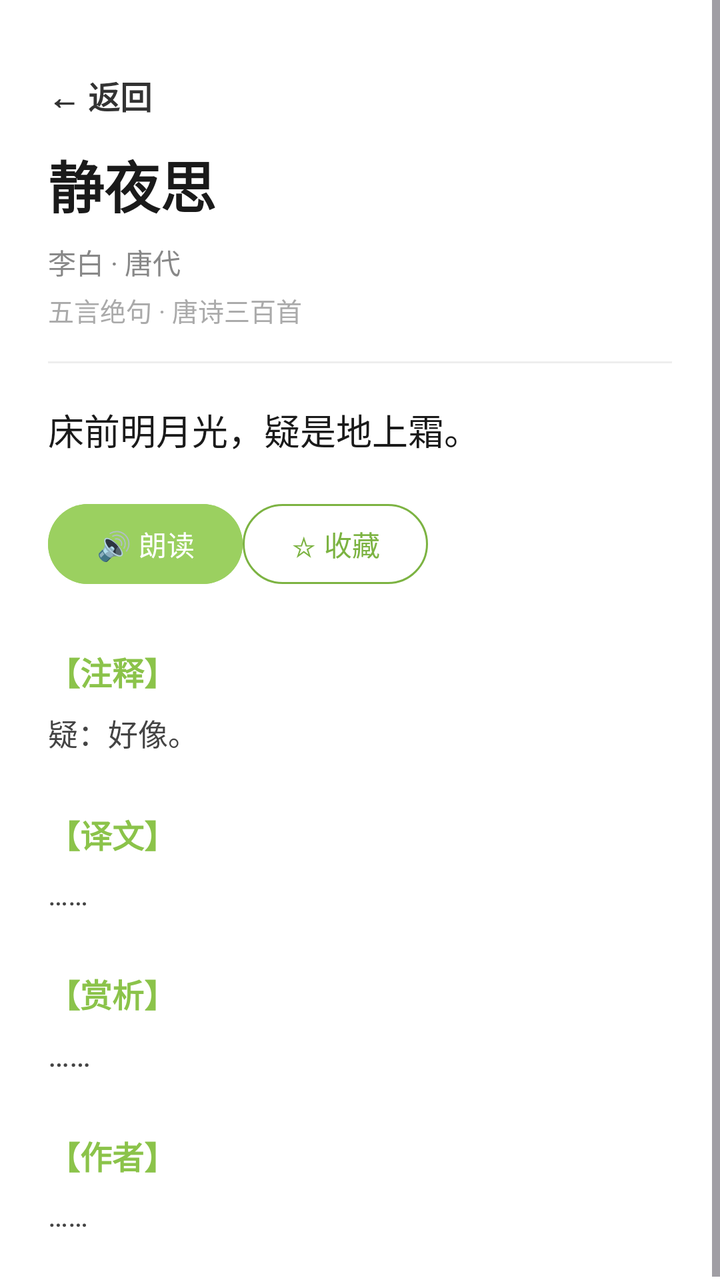
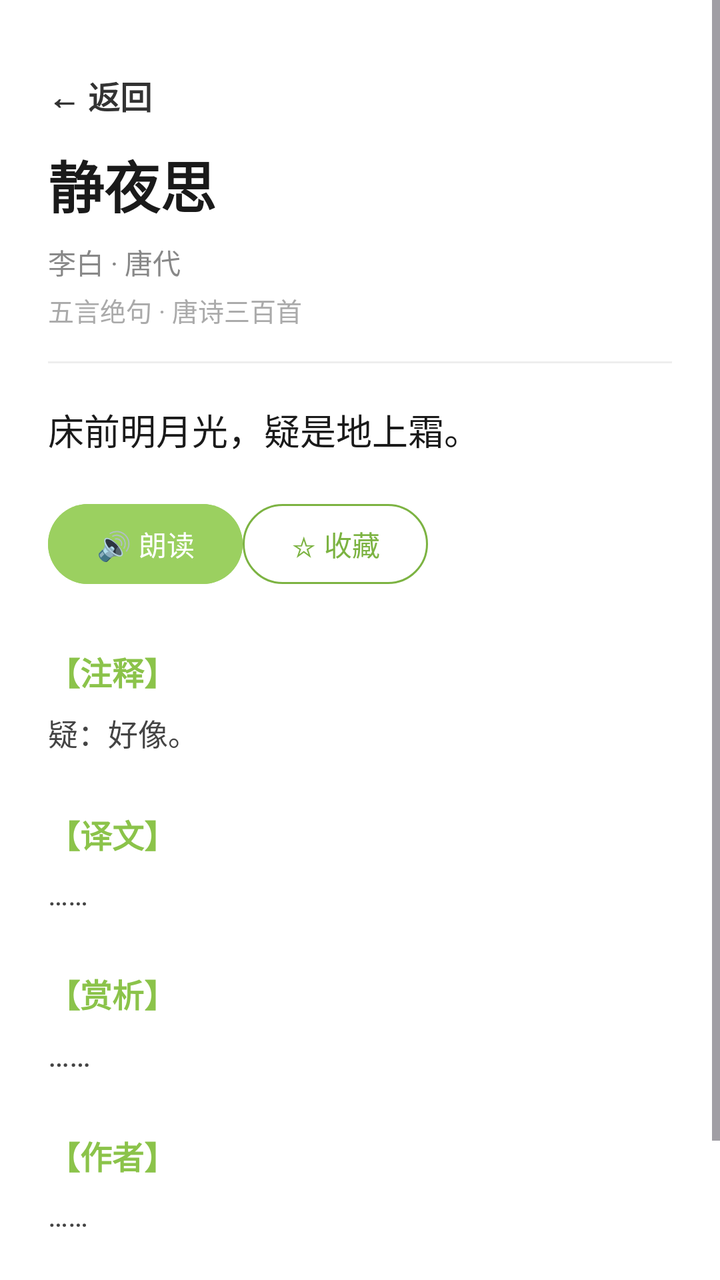

Two renders of the same Android screen: before a commit and after it. Below are the layout's source before the change and the commit's diff.
<!-- AndroidManifest.xml: application theme Theme.PoemApp -->
<!-- res/layout/details.xml -->
<?xml version="1.0" encoding="utf-8"?>
<ScrollView xmlns:android="http://schemas.android.com/apk/res/android"
    xmlns:app="http://schemas.android.com/apk/res-auto"
    android:layout_width="match_parent"
    android:layout_height="match_parent"
    android:background="#FFFFFF">

    <LinearLayout
        android:layout_width="match_parent"
        android:layout_height="wrap_content"
        android:orientation="vertical"
        android:padding="24dp"
        android:paddingBottom="48dp" >

        <TextView
            android:id="@+id/btnBack"
            android:layout_width="wrap_content"
            android:layout_height="wrap_content"
            android:paddingTop="12dp"
            android:paddingBottom="12dp"
            android:text="← 返回"
            android:textSize="16sp"
            android:textColor="#333333"
            android:textStyle="bold"/>

        
        <TextView
            android:id="@+id/tvDetailTitle"
            android:layout_width="match_parent"
            android:layout_height="wrap_content"
            android:text="静夜思"
            android:textSize="28sp"
            android:textStyle="bold"
            android:textColor="#1A1A1A" />

        
        <TextView
            android:id="@+id/tvDetailAuthor"
            android:layout_width="match_parent"
            android:layout_height="wrap_content"
            android:layout_marginTop="8dp"
            android:text="李白 · 唐代"
            android:textSize="14sp"
            android:textColor="#888888" />

        
        <TextView
            android:id="@+id/tvDetailMeta"
            android:layout_width="match_parent"
            android:layout_height="wrap_content"
            android:layout_marginTop="4dp"
            android:text="五言绝句 · 唐诗三百首"
            android:textSize="13sp"
            android:textColor="#AAAAAA" />

        <View
            android:layout_width="match_parent"
            android:layout_height="1dp"
            android:layout_marginTop="16dp"
            android:background="#EEEEEE" />

        
        <TextView
            android:id="@+id/tvDetailContent"
            android:layout_width="match_parent"
            android:layout_height="wrap_content"
            android:layout_marginTop="20dp"
            android:text="床前明月光，疑是地上霜。"
            android:textSize="18sp"
            android:textColor="#1A1A1A"
            android:lineSpacingExtra="10dp" />

        <LinearLayout
            android:layout_width="wrap_content"
            android:layout_height="wrap_content"
            android:orientation="horizontal"
            android:layout_marginTop="20dp"
            android:layout_marginEnd="20dp" >

            <Button
                android:id="@+id/btnSpeak"
                android:layout_width="wrap_content"
                android:layout_height="wrap_content"
                android:text="🔊 朗读"
                android:textSize="14sp"
                android:backgroundTint="#9BD060"/>

            <Button
                android:id="@+id/btnFavorite"
                android:layout_width="wrap_content"
                android:layout_height="wrap_content"
                android:text="☆ 收藏"
                android:textSize="14sp"
                android:textColor="#7CB342"
                android:backgroundTint="#FFFFFF"
                app:strokeColor="#7CB342"
                app:strokeWidth="1dp" />

        </LinearLayout>




        
        <TextView
            android:layout_width="match_parent"
            android:layout_height="wrap_content"
            android:layout_marginTop="28dp"
            android:text="【注释】"
            android:textSize="16sp"
            android:textStyle="bold"
            android:textColor="#8BC34A" />

        <TextView
            android:id="@+id/tvDetailNotes"
            android:layout_width="match_parent"
            android:layout_height="wrap_content"
            android:layout_marginTop="8dp"
            android:text="疑：好像。"
            android:textSize="15sp"
            android:textColor="#444444"
            android:lineSpacingExtra="6dp" />

        
        <TextView
            android:layout_width="match_parent"
            android:layout_height="wrap_content"
            android:layout_marginTop="28dp"
            android:text="【译文】"
            android:textSize="16sp"
            android:textStyle="bold"
            android:textColor="#8BC34A" />

        <TextView
            android:id="@+id/tvDetailTranslate"
            android:layout_width="match_parent"
            android:layout_height="wrap_content"
            android:layout_marginTop="8dp"
            android:text="……"
            android:textSize="15sp"
            android:textColor="#444444"
            android:lineSpacingExtra="6dp" />

        
        <TextView
            android:layout_width="match_parent"
            android:layout_height="wrap_content"
            android:layout_marginTop="28dp"
            android:text="【赏析】"
            android:textSize="16sp"
            android:textStyle="bold"
            android:textColor="#8BC34A" />

        <TextView
            android:id="@+id/tvDetailAppreciation"
            android:layout_width="match_parent"
            android:layout_height="wrap_content"
            android:layout_marginTop="8dp"
            android:text="……"
            android:textSize="16sp"
            android:textColor="#444444"
            android:lineSpacingExtra="10dp" />

        
        <TextView
            android:layout_width="match_parent"
            android:layout_height="wrap_content"
            android:layout_marginTop="28dp"
            android:text="【作者】"
            android:textSize="16sp"
            android:textStyle="bold"
            android:textColor="#8BC34A" />

        <TextView
            android:id="@+id/tvDetailAuthorBio"
            android:layout_width="match_parent"
            android:layout_height="wrap_content"
            android:layout_marginTop="8dp"
            android:text="……"
            android:textSize="15sp"
            android:textColor="#444444"
            android:lineSpacingExtra="6dp" />

    </LinearLayout>

</ScrollView>
<!-- resources referenced by this layout -->
<resources>
  <style name="Theme.PoemApp" parent="Base.Theme.PoemApp" />
  <style name="Base.Theme.PoemApp" parent="Theme.Material3.DayNight.NoActionBar">
          
          
      </style>
</resources>

<!-- the commit's change to res/layout/details.xml (unified diff, before → after) -->
@@ -42,6 +42,7 @@
             android:text="李白 · 唐代"
             android:textSize="14sp"
             android:textColor="#888888" />
+
 
         
         <TextView
@@ -181,6 +182,32 @@
             android:textColor="#444444"
             android:lineSpacingExtra="6dp" />
 
+        <View
+            android:layout_width="match_parent"
+            android:layout_height="1dp"
+            android:layout_marginTop="24dp"
+            android:background="#EEEEEE" />
+
+
+        
+        <TextView
+            android:id="@+id/tvTagLabel"
+            android:layout_width="wrap_content"
+            android:layout_height="wrap_content"
+            android:layout_marginTop="24dp"
+            android:text="相关主题"
+            android:textColor="#666666"
+            android:textSize="13sp"
+            android:textStyle="bold" />
+
+        <com.google.android.material.chip.ChipGroup
+            android:id="@+id/chipTags"
+            android:layout_width="match_parent"
+            android:layout_height="wrap_content"
+            android:layout_marginTop="8dp"
+            app:chipSpacingHorizontal="8dp"
+            app:singleLine="true" />
+
     </LinearLayout>
 
 </ScrollView>
